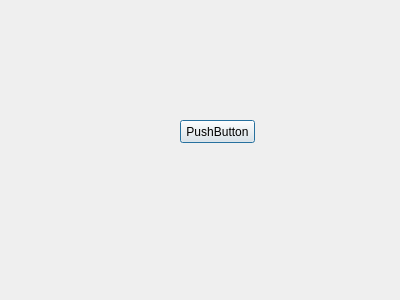
Above: src/Mod/Part/Gui/DlgProjectionOnSurface.ui from berndhahnebach/All_FreeCAD before the change. Below: the same form after it.
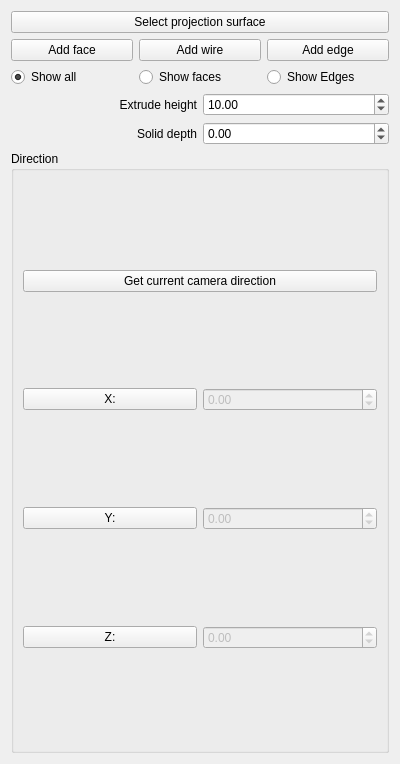
That is the form after the change.

Commit message: add new feature "Projection on surface"

Diff of the .ui file:
```diff
--- a/src/Mod/Part/Gui/DlgProjectionOnSurface.ui
+++ b/src/Mod/Part/Gui/DlgProjectionOnSurface.ui
@@ -1,31 +1,241 @@
 <?xml version="1.0" encoding="UTF-8"?>
 <ui version="4.0">
- <class>DlgProjectionOnSurface</class>
- <widget class="QDialog" name="DlgProjectionOnSurface">
+ <class>PartGui::DlgProjectionOnSurface</class>
+ <widget class="QWidget" name="PartGui::DlgProjectionOnSurface">
   <property name="geometry">
    <rect>
     <x>0</x>
     <y>0</y>
     <width>400</width>
-    <height>300</height>
+    <height>764</height>
    </rect>
   </property>
   <property name="windowTitle">
    <string>Dialog</string>
   </property>
-  <widget class="QPushButton" name="pushButton">
-   <property name="geometry">
-    <rect>
-     <x>180</x>
-     <y>120</y>
-     <width>75</width>
-     <height>23</height>
-    </rect>
-   </property>
-   <property name="text">
-    <string>PushButton</string>
-   </property>
-  </widget>
+  <layout class="QVBoxLayout" name="verticalLayout">
+   <item>
+    <widget class="QPushButton" name="pushButtonAddProjFace">
+     <property name="text">
+      <string>Select projection surface</string>
+     </property>
+    </widget>
+   </item>
+   <item>
+    <layout class="QVBoxLayout" name="verticalLayout_3">
+     <item>
+      <layout class="QHBoxLayout" name="horizontalLayout">
+       <item>
+        <widget class="QPushButton" name="pushButtonAddFace">
+         <property name="text">
+          <string>Add face</string>
+         </property>
+        </widget>
+       </item>
+       <item>
+        <widget class="QPushButton" name="pushButtonAddWire">
+         <property name="text">
+          <string>Add wire</string>
+         </property>
+        </widget>
+       </item>
+       <item>
+        <widget class="QPushButton" name="pushButtonAddEdge">
+         <property name="text">
+          <string>Add edge</string>
+         </property>
+        </widget>
+       </item>
+      </layout>
+     </item>
+     <item>
+      <layout class="QHBoxLayout" name="horizontalLayout_5">
+       <item>
+        <widget class="QRadioButton" name="radioButtonShowAll">
+         <property name="text">
+          <string>Show all</string>
+         </property>
+         <property name="checked">
+          <bool>true</bool>
+         </property>
+        </widget>
+       </item>
+       <item>
+        <widget class="QRadioButton" name="radioButtonFaces">
+         <property name="text">
+          <string>Show faces</string>
+         </property>
+         <property name="checked">
+          <bool>false</bool>
+         </property>
+        </widget>
+       </item>
+       <item>
+        <widget class="QRadioButton" name="radioButtonEdges">
+         <property name="text">
+          <string>Show Edges</string>
+         </property>
+         <property name="checked">
+          <bool>false</bool>
+         </property>
+        </widget>
+       </item>
+      </layout>
+     </item>
+    </layout>
+   </item>
+   <item>
+    <layout class="QHBoxLayout" name="horizontalLayout_6">
+     <item>
+      <widget class="QLabel" name="labelExtrudeHeigth">
+       <property name="text">
+        <string>Extrude height</string>
+       </property>
+       <property name="alignment">
+        <set>Qt::AlignRight|Qt::AlignTrailing|Qt::AlignVCenter</set>
+       </property>
+      </widget>
+     </item>
+     <item>
+      <widget class="QDoubleSpinBox" name="doubleSpinBoxExtrudeHeight">
+       <property name="maximum">
+        <double>999.000000000000000</double>
+       </property>
+       <property name="value">
+        <double>10.000000000000000</double>
+       </property>
+      </widget>
+     </item>
+    </layout>
+   </item>
+   <item>
+    <layout class="QHBoxLayout" name="horizontalLayout_7">
+     <item>
+      <widget class="QLabel" name="labelDepth">
+       <property name="text">
+        <string>Solid depth</string>
+       </property>
+       <property name="alignment">
+        <set>Qt::AlignRight|Qt::AlignTrailing|Qt::AlignVCenter</set>
+       </property>
+      </widget>
+     </item>
+     <item>
+      <widget class="QDoubleSpinBox" name="doubleSpinBoxSolidDepth">
+       <property name="minimum">
+        <double>-999.000000000000000</double>
+       </property>
+       <property name="maximum">
+        <double>999.000000000000000</double>
+       </property>
+       <property name="value">
+        <double>0.000000000000000</double>
+       </property>
+      </widget>
+     </item>
+    </layout>
+   </item>
+   <item>
+    <widget class="QGroupBox" name="groupBoxDir">
+     <property name="title">
+      <string>Direction</string>
+     </property>
+     <layout class="QVBoxLayout" name="verticalLayout_2">
+      <item>
+       <widget class="QPushButton" name="pushButtonGetCurrentCamDir">
+        <property name="text">
+         <string>Get current camera direction</string>
+        </property>
+       </widget>
+      </item>
+      <item>
+       <layout class="QHBoxLayout" name="horizontalLayout_2">
+        <item>
+         <widget class="QPushButton" name="pushButtonDirX">
+          <property name="text">
+           <string>X:</string>
+          </property>
+         </widget>
+        </item>
+        <item>
+         <widget class="QDoubleSpinBox" name="doubleSpinBoxDirX">
+          <property name="enabled">
+           <bool>false</bool>
+          </property>
+          <property name="readOnly">
+           <bool>false</bool>
+          </property>
+          <property name="minimum">
+           <double>-1.000000000000000</double>
+          </property>
+          <property name="maximum">
+           <double>1.000000000000000</double>
+          </property>
+          <property name="singleStep">
+           <double>0.100000000000000</double>
+          </property>
+         </widget>
+        </item>
+       </layout>
+      </item>
+      <item>
+       <layout class="QHBoxLayout" name="horizontalLayout_3">
+        <item>
+         <widget class="QPushButton" name="pushButtonDirY">
+          <property name="text">
+           <string>Y:</string>
+          </property>
+         </widget>
+        </item>
+        <item>
+         <widget class="QDoubleSpinBox" name="doubleSpinBoxDirY">
+          <property name="enabled">
+           <bool>false</bool>
+          </property>
+          <property name="minimum">
+           <double>-1.000000000000000</double>
+          </property>
+          <property name="maximum">
+           <double>1.000000000000000</double>
+          </property>
+          <property name="singleStep">
+           <double>0.100000000000000</double>
+          </property>
+         </widget>
+        </item>
+       </layout>
+      </item>
+      <item>
+       <layout class="QHBoxLayout" name="horizontalLayout_4">
+        <item>
+         <widget class="QPushButton" name="pushButtonDirZ">
+          <property name="text">
+           <string>Z:</string>
+          </property>
+         </widget>
+        </item>
+        <item>
+         <widget class="QDoubleSpinBox" name="doubleSpinBoxDirZ">
+          <property name="enabled">
+           <bool>false</bool>
+          </property>
+          <property name="minimum">
+           <double>-1.000000000000000</double>
+          </property>
+          <property name="maximum">
+           <double>1.000000000000000</double>
+          </property>
+          <property name="singleStep">
+           <double>0.100000000000000</double>
+          </property>
+         </widget>
+        </item>
+       </layout>
+      </item>
+     </layout>
+    </widget>
+   </item>
+  </layout>
  </widget>
  <resources/>
  <connections/>
```
Left out of the diff: 2 changed lines with no effect on the pictures. The commit also changes 5 other files.
